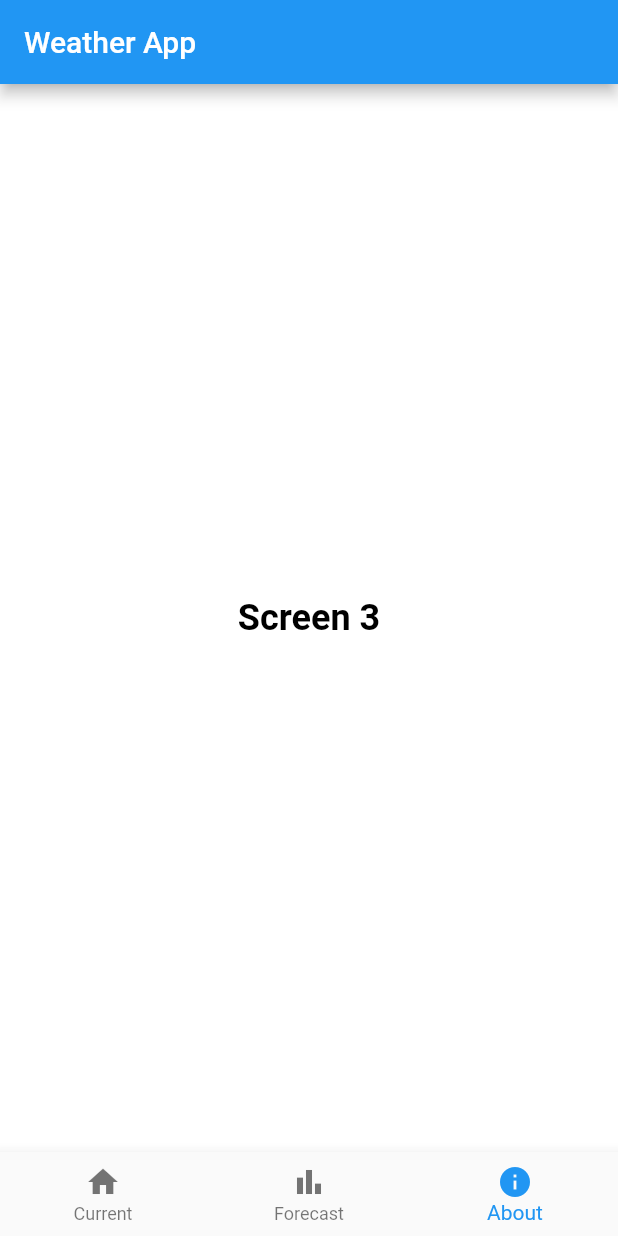
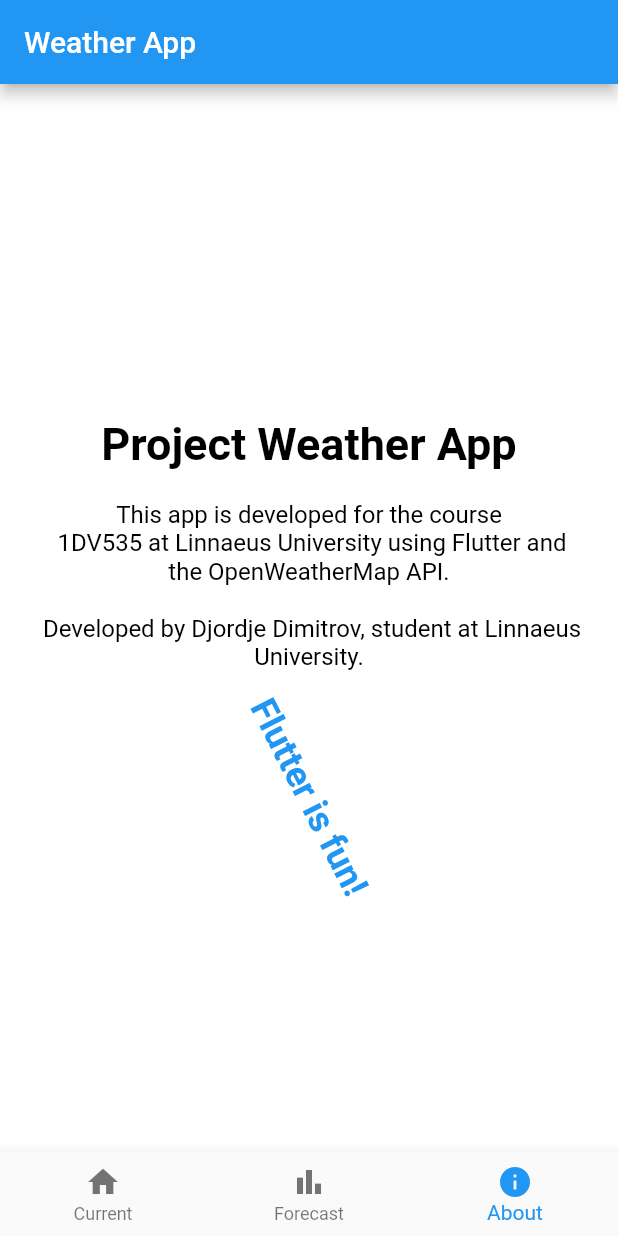
Before and after one commit to djolodjolo23/flutter_project_weather_app, a Flutter app: the screen it shows after launch, swiped to page 3, on a phone screen of 412 x 824 dp. Run offline on Flutter 3.47's test engine with Material 2 defaults, Android fonts, the phone set to English and light mode, and no system bars; our stand-ins replace location, weather_icons; missing offline and left inert: weather_animation; statements that could not run were skipped.

Commit message:
Final changes most likely.

```diff
--- a/project/lib/screen_three.dart
+++ b/project/lib/screen_three.dart
@@ -1,18 +1,80 @@
 import 'package:flutter/material.dart';
 
+class SpinningLettersWidget extends StatefulWidget {
+  const SpinningLettersWidget({super.key});
+
+  @override
+  createState() => _SpinningLettersWidgetState();
+}
+
+class _SpinningLettersWidgetState extends State<SpinningLettersWidget>
+    with SingleTickerProviderStateMixin {
+  late AnimationController _controller;
+
+  @override
+  void initState() {
+    super.initState();
+    _controller = AnimationController(
+      vsync: this,
+      duration: const Duration(seconds: 4),
+    )..repeat();
+  }
+
+  @override
+  Widget build(BuildContext context) {
+    return RotationTransition(
+      turns: _controller,
+      child: const Text(
+        'Flutter is fun!',
+        style: TextStyle(
+          fontSize: 24,
+          fontWeight: FontWeight.bold,
+          color: Colors.blue,
+        ),
+      ),
+    );
+  }
+
+  @override
+  void dispose() {
+    _controller.dispose();
+    super.dispose();
+  }
+}
+
 class Screen3 extends StatelessWidget {
+  const Screen3({super.key});
+
   @override
   Widget build(BuildContext context) {
     return Container(
       color: Colors.white,
       child: const Center(
-        child: Text(
-          'Screen 3',
-          style: TextStyle(
-            fontSize: 24,
-            color: Colors.black,
-            fontWeight: FontWeight.bold,
-          ),
+        child: Column(
+          mainAxisAlignment: MainAxisAlignment.center,
+          children: [
+            Text(
+              'Project Weather App',
+              style: TextStyle(
+                fontSize: 30,
+                fontWeight: FontWeight.bold,
+                color: Colors.black,
+              ),
+            ),
+            SizedBox(height: 20),
+            Text(
+              'This app is developed for the course\n 1DV535 at Linnaeus University using Flutter and \nthe OpenWeatherMap API. \n\n Developed by Djordje Dimitrov, student at Linnaeus University.',
+              style: TextStyle(
+                fontSize: 16,
+                color: Colors.black,
+              ),
+              textAlign: TextAlign.center,
+            ),
+            SizedBox(height: 20),
+
+            SizedBox(height: 50),
+            SpinningLettersWidget(), // Add the spinning letters widget here
+          ],
         ),
       ),
     );
```
Also changed, not shown: project/lib/screen_one.dart (+83 -49 lines), project/lib/screen_two.dart (+2 -45 lines), project/lib/weather_animation_helper.dart (added, +66 -0 lines).
